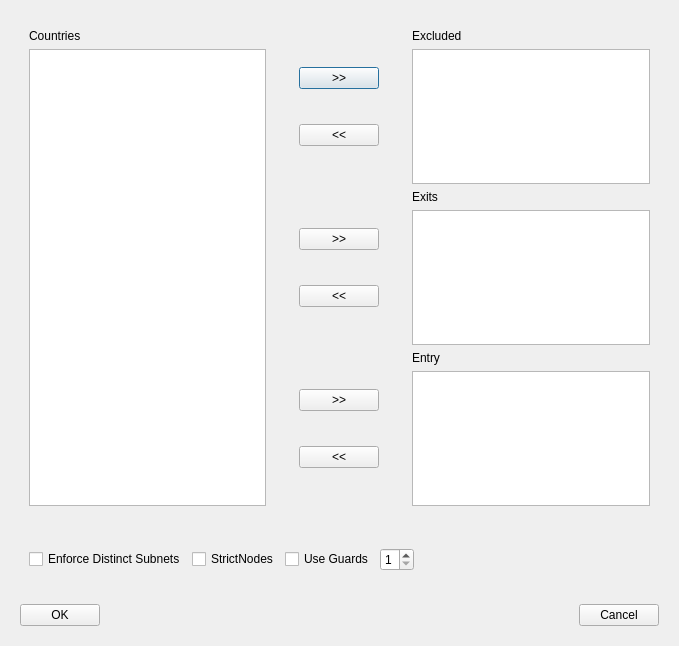
jim45002/torrc_util, file tor_options.ui: the form before one commit.
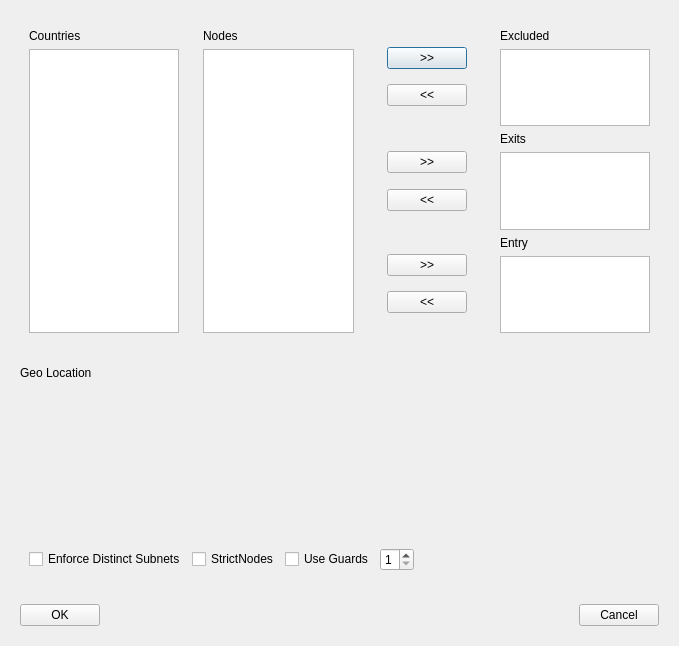
The form after the commit. Icons and pictures are not drawn.

```diff
--- a/tor_options.ui
+++ b/tor_options.ui
@@ -41,6 +41,26 @@
         </layout>
        </widget>
       </item>
+      <item>
+       <widget class="QWidget" name="widget_11" native="true">
+        <layout class="QVBoxLayout" name="verticalLayout_7">
+         <item>
+          <widget class="QLabel" name="label_5">
+           <property name="text">
+            <string>Nodes</string>
+           </property>
+          </widget>
+         </item>
+         <item>
+          <widget class="QListWidget" name="countrylistWidget_2">
+           <property name="selectionMode">
+            <enum>QAbstractItemView::MultiSelection</enum>
+           </property>
+          </widget>
+         </item>
+        </layout>
+       </widget>
+      </item>
       <item>
        <widget class="QWidget" name="widget_4" native="true">
         <layout class="QVBoxLayout" name="verticalLayout_4">
@@ -158,6 +178,29 @@
      </layout>
     </widget>
    </item>
+   <item>
+    <widget class="QWidget" name="widget_12" native="true">
+     <layout class="QVBoxLayout" name="verticalLayout_9">
+      <item>
+       <widget class="QLabel" name="label_6">
+        <property name="text">
+         <string>Geo Location</string>
+        </property>
+       </widget>
+      </item>
+      <item>
+       <widget class="QWidget" name="widget_13" native="true">
+        <property name="minimumSize">
+         <size>
+          <width>0</width>
+          <height>129</height>
+         </size>
+        </property>
+       </widget>
+      </item>
+     </layout>
+    </widget>
+   </item>
    <item>
     <widget class="QWidget" name="widget_7" native="true">
      <layout class="QHBoxLayout" name="horizontalLayout_3">
```
